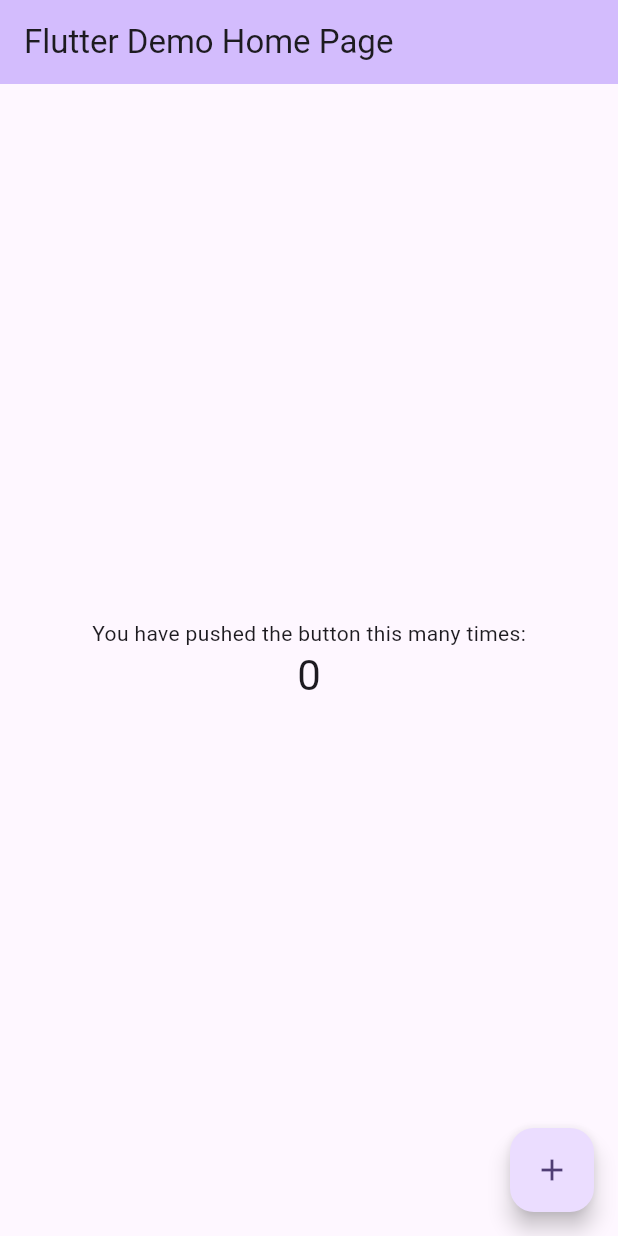
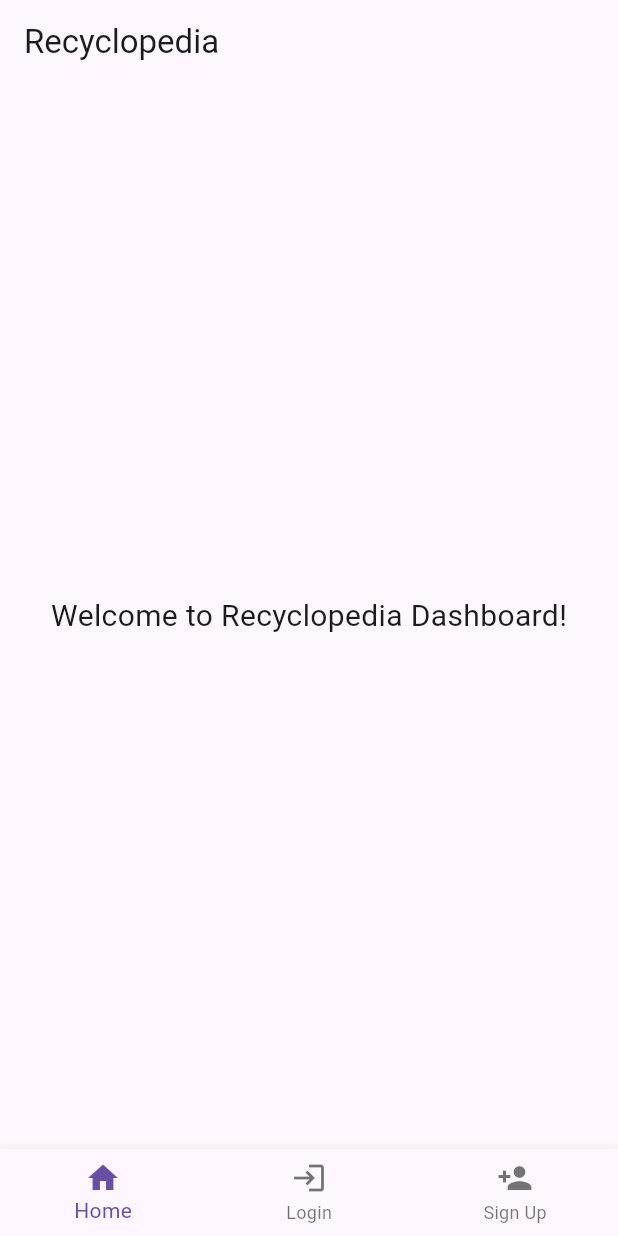
Before and after one commit to karmehr-arora/Recyclopedia, a Flutter app: the screen it shows after launch, on a phone screen of 412 x 824 dp. Run offline on Flutter 3.47's test engine with Material 3 defaults, Android fonts, the phone set to English and light mode, and no system bars.

```diff
--- /dev/null
+++ b/frontend/lib/common/app_router.dart
@@ -0,0 +1,10 @@
+import 'package:flutter/material.dart';
+import '../views/dashboard.dart';
+import '../views/signup.dart';
+import '../views/login.dart';
+
+final Map<String, WidgetBuilder> appRoutes = {
+  '/dashboard': (context) => const Dashboard()
+  //'/signup': (context) => const SignUpPage(),
+  //'/login': (context) => const LogInPage(),
+};
--- /dev/null
+++ b/frontend/lib/controllers/main_controller.dart
@@ -0,0 +1,25 @@
+import 'package:flutter/material.dart';
+import '../views/dashboard.dart';
+import '../views/login.dart';
+import '../views/signup.dart';
+
+class MainController extends ChangeNotifier {
+  Widget _currentPage = Dashboard();
+
+  Widget get currentPage => _currentPage;
+
+  void returnToDashboard() {
+    _currentPage = Dashboard();
+    notifyListeners();
+  }
+
+  void showSignUp() {
+    //_currentPage = SignupScreen();
+    //notifyListeners();
+  }
+
+  void goToLogin() {
+    //_currentPage = Login();
+    //notifyListeners();
+  }
+}
--- a/frontend/lib/main.dart
+++ b/frontend/lib/main.dart
@@ -1,8 +1,14 @@
 import 'package:flutter/material.dart';
-import 'package:http/http.dart' as http;
+import 'package:provider/provider.dart';
+import 'controllers/main_controller.dart';
 
 void main() {
-  runApp(const MyApp());
+  runApp(
+    ChangeNotifierProvider(
+      create: (_) => MainController(),
+      child: const MyApp(),
+    ),
+  );
 }
 
 class MyApp extends StatelessWidget {
@@ -11,27 +17,29 @@ class MyApp extends StatelessWidget {
   // This widget is the root of your application.
   @override
   Widget build(BuildContext context) {
+    final controller = Provider.of<MainController>(context);
+
     return MaterialApp(
-      title: 'Flutter Demo',
-      theme: ThemeData(
-        // This is the theme of your application.
-        //
-        // TRY THIS: Try running your application with "flutter run". You'll see
-        // the application has a purple toolbar. Then, without quitting the app,
-        // try changing the seedColor in the colorScheme below to Colors.green
-        // and then invoke "hot reload" (save your changes or press the "hot
-        // reload" button in a Flutter-supported IDE, or press "r" if you used
-        // the command line to start the app).
-        //
-        // Notice that the counter didn't reset back to zero; the application
-        // state is not lost during the reload. To reset the state, use hot
-        // restart instead.
-        //
-        // This works for code too, not just values: Most code changes can be
-        // tested with just a hot reload.
-        colorScheme: ColorScheme.fromSeed(seedColor: Colors.deepPurple),
+      debugShowCheckedModeBanner: false,
+      title: 'Recyclopedia',
+      home: Scaffold(
+        appBar: AppBar(
+          title: const Text("Recyclopedia"),
+        ),
+        body: controller.currentPage,
+        bottomNavigationBar: BottomNavigationBar(
+          items: const [
+            BottomNavigationBarItem(icon: Icon(Icons.home), label: "Home"),
+            BottomNavigationBarItem(icon: Icon(Icons.login), label: "Login"),
+            BottomNavigationBarItem(icon: Icon(Icons.person_add), label: "Sign Up")
+          ],
+          onTap: (index) {
+            if (index == 0) controller.returnToDashboard();
+            if (index == 1) controller.goToLogin();
+            if (index == 2) controller.showSignUp();
+          },
+        ),
       ),
-      home: const MyHomePage(title: 'Flutter Demo Home Page'),
     );
   }
 }
@@ -121,12 +129,3 @@ class _MyHomePageState extends State<MyHomePage> {
     );
   }
 }
-
-Future<void> fetchData() async {
-  final response = await http.get(Uri.parse('http://localhost:8080/api/data'));
-  if (response.statusCode == 200) {
-    print(response.body);
-  } else {
-    throw Exception('Failed to load data');
-  }
-}
--- /dev/null
+++ b/frontend/lib/views/dashboard.dart
@@ -0,0 +1,15 @@
+import 'package:flutter/material.dart';
+
+class Dashboard extends StatelessWidget {
+  const Dashboard({super.key});
+
+  @override
+  Widget build(BuildContext context) {
+    return const Center(
+      child: Text(
+        'Welcome to Recyclopedia Dashboard!',
+        style: TextStyle(fontSize: 20),
+      ),
+    );
+  }
+}
--- a/frontend/pubspec.yaml
+++ b/frontend/pubspec.yaml
@@ -30,7 +30,8 @@ environment:
 dependencies:
   flutter:
     sdk: flutter
-  http: ^1.1.0
+  provider: ^6.1.2
+  http: ^1.2.0
 
   # The following adds the Cupertino Icons font to your application.
   # Use with the CupertinoIcons class for iOS style icons.
```
Also changed, not shown: frontend/lib/views/login.dart (added), frontend/lib/views/signup.dart (added), frontend/pubspec.lock, 3 other files.
